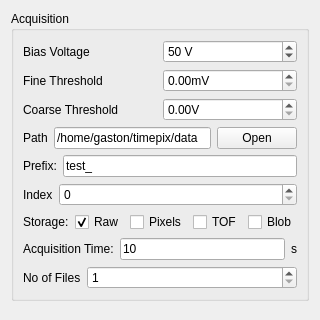
CFEL-CMI/pymepix, file pymepixviewer/pymepixviewer/panels/ui/acqconfig.ui: the form before one commit; both pictures show x 0 to 320 and y 0 to 320 of the 320 by 691 pixel window.
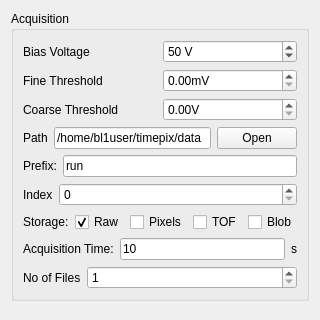
The form after the commit.

```diff
--- a/pymepixviewer/pymepixviewer/panels/ui/acqconfig.ui
+++ b/pymepixviewer/pymepixviewer/panels/ui/acqconfig.ui
@@ -118,7 +118,7 @@
           <item>
            <widget class="QLineEdit" name="path_name">
             <property name="text">
-             <string>/home/gaston/timepix/data</string>
+             <string>/home/bl1user/timepix/data</string>
             </property>
            </widget>
           </item>
@@ -143,7 +143,7 @@
           <item>
            <widget class="QLineEdit" name="file_prefix">
             <property name="text">
-             <string>test_</string>
+             <string>run</string>
             </property>
            </widget>
           </item>
```
